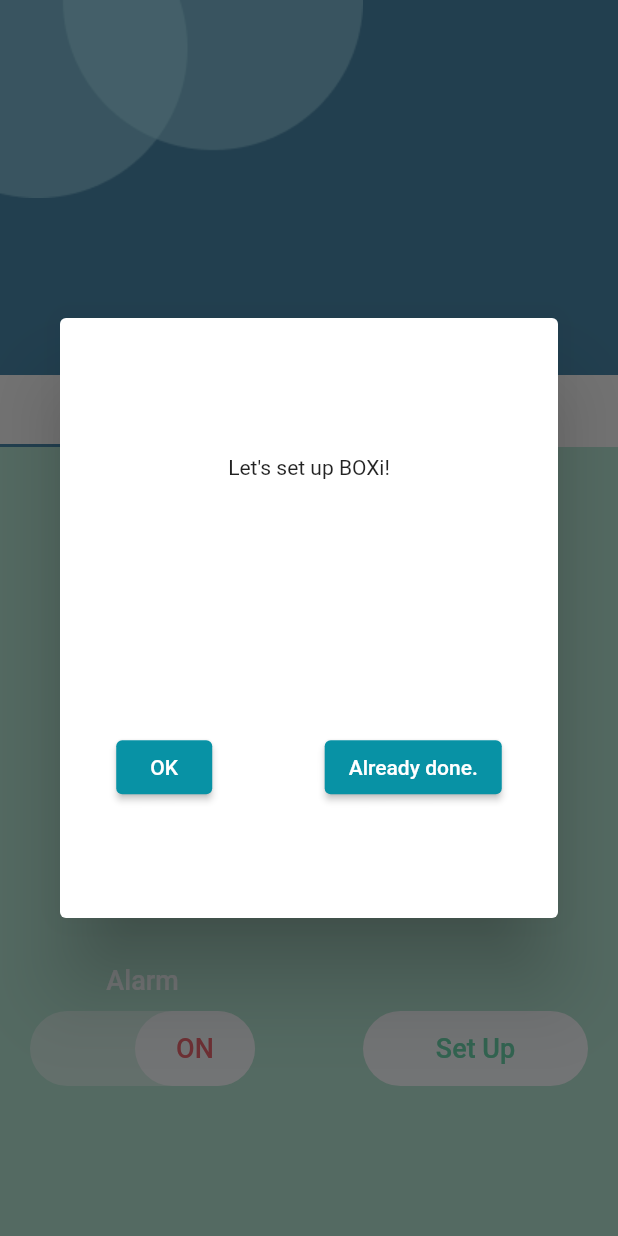
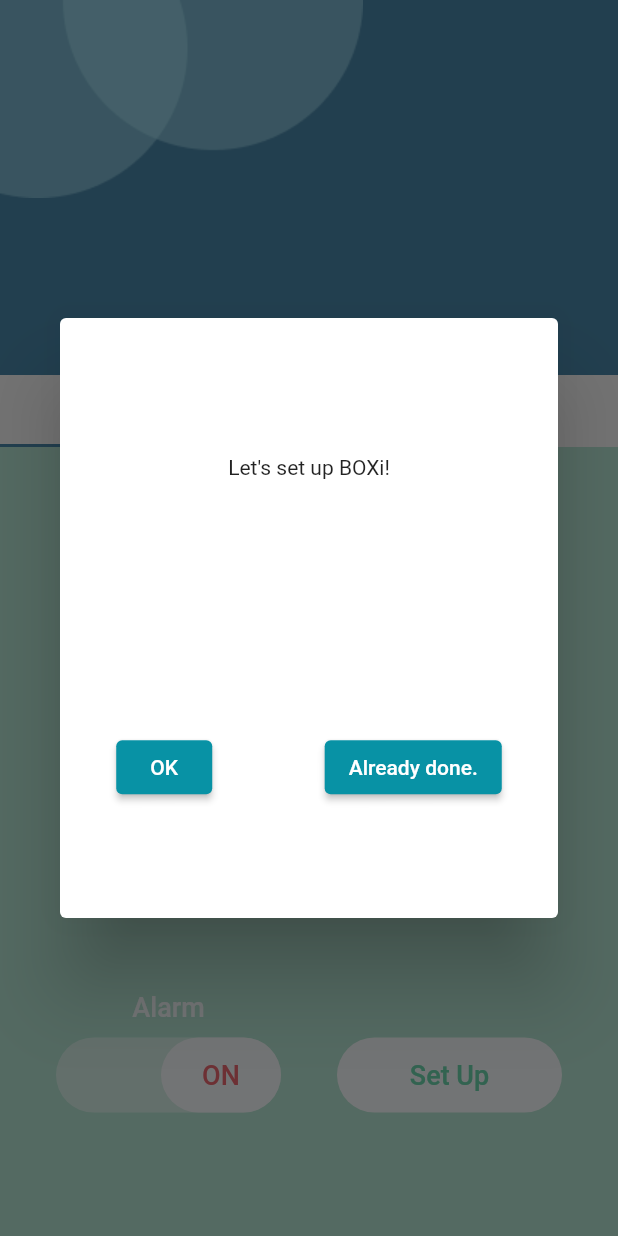
Before and after one commit to khoatran2320/Senior-Design, a Flutter app: the Dashboard screen opened directly, after a tap on "Alarm", after a tap on "Set Up", on a phone screen of 412 x 824 dp. Run offline on Flutter 3.47's test engine with Material 2 defaults, Android fonts, the light colour scheme and no system bars; our stand-ins replace after_layout, firebase_auth, firebase_core, flutter_dotenv, qr_flutter, shared_preferences; accounts and stored records are empty; network calls fail.

Commit message:
QR setup flow completed

```diff
--- a/mobile/flutter_app/lib/pages/status_screen.dart
+++ b/mobile/flutter_app/lib/pages/status_screen.dart
@@ -19,22 +19,20 @@ class _StatusScreenState extends State<StatusScreen> {
 	Widget build(BuildContext context) {
 		return Container(
 			color: Color(0xffB7E7D5),
-			child: Stack(
-				alignment: Alignment.topCenter,
+			child: Column(
+				mainAxisAlignment: MainAxisAlignment.spaceEvenly,
 				children: [
-					Positioned(
-						top: 60,
-						child: UnlockButton(isLocked: true)
-					),
-					Positioned(
-						bottom: 100,
-						left: 20,
-						child: AlarmToggleSwitch()
-					),
-					Positioned(
-						bottom: 100,
-						right: 20,
-						child: SetupButton()
+					UnlockButton(isLocked: true),
+					Row(
+						mainAxisAlignment: MainAxisAlignment.spaceEvenly,
+						crossAxisAlignment: CrossAxisAlignment.end,
+						children: [
+							AlarmToggleSwitch(),
+							Align(
+				        alignment: Alignment.bottomCenter,
+				        child: SetupButton(),
+				      ),
+						]
 					)
 				],
 			),
--- a/mobile/flutter_app/lib/widgets/status_screen/setup_dialog.dart
+++ b/mobile/flutter_app/lib/widgets/status_screen/setup_dialog.dart
@@ -15,19 +15,31 @@ class SetupDialog extends StatefulWidget {
 	}
 }
 
+final _formKey = GlobalKey<FormState>();
+
 class SetupDialogState extends State<SetupDialog> {
-	// TODO: Check if I still need formKey
-	final _formKey = GlobalKey<FormState>();
+	String box = "confirmSetupDialog"; // Other options: wifiForm, qrCodeBox
 	bool showQRCode = false;
-	String userId = "";
+	String qrData = "";
+
+	bool showError = false;
+	String? wifiUsername = "";
+	String? wifiPassword = "";
+
+	String?	errorMessage = "";
 
 	generateQRCode() {
-		// TODO: Call server for userID
-		String generatedUserId = "Where user_id should go";
+		String data = "###\$$wifiUsername\$$wifiPassword###";
 
 		setState(() {
 			showQRCode = true;
-			userId = generatedUserId;
+			qrData = data;
+		});
+	}
+
+	changeBox(boxName) {
+		setState(() {
+			box = boxName;
 		});
 	}
 
@@ -40,7 +52,7 @@ class SetupDialogState extends State<SetupDialog> {
 					"Please scan this QR code with BOXi:"
 				),
 				QrImage(
-				  data: userId,
+				  data: qrData,
 				  version: QrVersions.auto,
 				  size: 320,
 				  gapless: false,
@@ -69,7 +81,7 @@ class SetupDialogState extends State<SetupDialog> {
 						children: [
 							ElevatedButton(
 								onPressed: () {
-									generateQRCode();
+									changeBox("wifiForm");
 								},
 								child: const Text('OK'),
 							),
@@ -85,6 +97,70 @@ class SetupDialogState extends State<SetupDialog> {
 			)
 		);
 
+		Widget wifiForm = Form(
+			key: _formKey,
+			child: Column(
+				children: <Widget>[
+					Padding(
+						padding: EdgeInsets.all(15),
+						child: Column(
+							children: <Widget>[
+								TextFormField(
+									decoration: const InputDecoration(
+			              labelText: 'WiFi Username'
+			            ),
+									onSaved: (value) {
+			              wifiUsername = value;
+			          	},
+									validator: (value) {
+										if (value == null || value.isEmpty) {
+											return 'Please enter the WiFi username.';
+										}
+
+										return null;
+									}
+								),
+								TextFormField(
+									decoration: const InputDecoration(
+			              labelText: 'WiFi Password'
+			            ),
+									onSaved: (value) {
+			              wifiPassword = value;
+			          	},
+									validator: (value) {
+										if (value == null || value.isEmpty) {
+											return 'Please enter the WiFi password.';
+										}
+
+										return null;
+									}
+								)
+							]
+						)
+					),
+					ElevatedButton(
+						onPressed: () {
+						// Validate returns true if the form is valid, or false otherwise.
+							if (_formKey.currentState!.validate()) {
+								_formKey.currentState?.save();
+								generateQRCode();
+								changeBox("qrCodeBox");
+							}
+						},
+						child: const Text('Set Up WiFi'),
+					)
+				]
+			)
+		);
+
+		if (box == "qrCodeBox") {
+			return qrCodeBox;
+		} else if (box == "wifiForm") {
+			return wifiForm;
+		} else {
+			return confirmSetupDialog;
+		}
+
 		return showQRCode ? qrCodeBox : confirmSetupDialog;
 	}
 }
```
Also changed, not shown: 1 other file.
